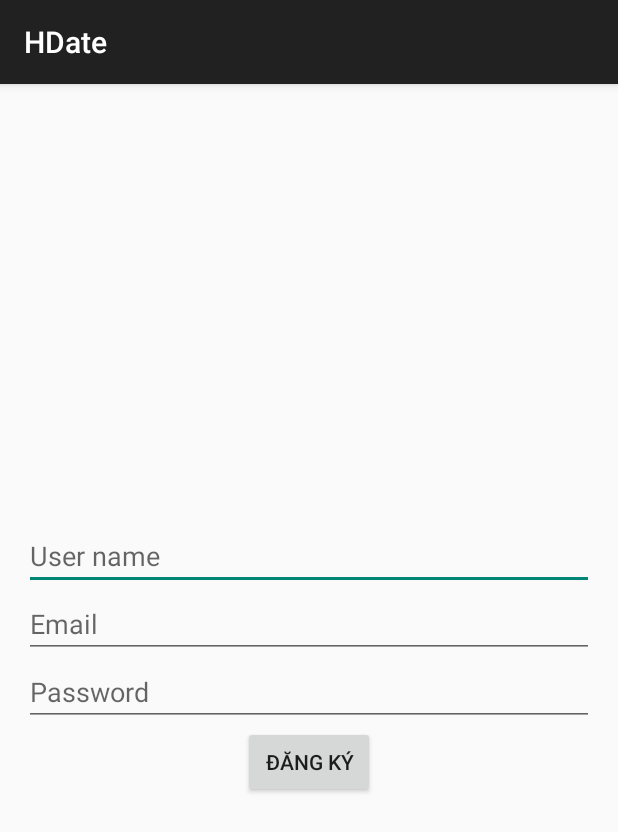
After one commit to Quak3zzz/HDate, an Android app built with Jetpack Compose: the SignupActivity screen opened directly, with no data from a screen before it, on a phone screen of 412 x 824 dp. The commit adds this screen. Shown: the top 832 px of the screen. Run offline under Robolectric (Android 15) with nearby library versions, the phone set to English and light mode, and no system bars; our stand-ins replace Firebase (no records; nobody signed in at launch, a user with empty details on screens opened directly).

Commit message:
lai sua them nua

```diff
--- a/app/build.gradle.kts
+++ b/app/build.gradle.kts
@@ -40,6 +40,7 @@ android {
     }
     buildFeatures {
         compose = true
+        viewBinding = true
     }
     composeOptions {
         kotlinCompilerExtensionVersion = "1.5.1"
--- a/app/src/main/java/com/q/hdate/Cards/CardAdapter.kt
+++ b/app/src/main/java/com/q/hdate/Cards/CardAdapter.kt
@@ -9,17 +9,17 @@ import android.widget.ImageView
 import com.bumptech.glide.Glide
 import com.q.hdate.R
 
-class CardAdapter(context: Context, resourceId: Int, items: List<String>) : ArrayAdapter<String>(context, resourceId, items) {
+class CardAdapter(context: Context, resourceId: Int, items: List<Int>) : ArrayAdapter<Int>(context, resourceId, items) {
     override fun getView(position: Int, convertView: View?, parent: ViewGroup): View {
         var convertView = convertView
-        val imageUrl = getItem(position)
+        val imageResId = getItem(position) // imageResId bây giờ là Int
 
         if (convertView == null) {
             convertView = LayoutInflater.from(context).inflate(R.layout.item, parent, false)
         }
 
         val imageView = convertView!!.findViewById<ImageView>(R.id.ivProfileImage)
-        Glide.with(context).load(imageUrl).into(imageView)
+        imageView.setImageResource(imageResId!!) // Sử dụng imageResId để set ảnh
 
         return convertView
     }
--- /dev/null
+++ b/app/src/main/java/com/q/hdate/SignupActivity.kt
@@ -0,0 +1,60 @@
+package com.q.hdate
+
+import android.content.Intent
+import android.os.Bundle
+import android.widget.Button
+import android.widget.EditText
+import android.widget.Toast
+import androidx.appcompat.app.AppCompatActivity
+import com.google.firebase.auth.FirebaseAuth
+import com.google.firebase.database.FirebaseDatabase
+
+class SignupActivity : AppCompatActivity() {
+
+    private lateinit var auth: FirebaseAuth
+    private lateinit var database: FirebaseDatabase
+
+    override fun onCreate(savedInstanceState: Bundle?) {
+        super.onCreate(savedInstanceState)
+        setContentView(R.layout.activity_signup)
+
+        auth = FirebaseAuth.getInstance()
+        database = FirebaseDatabase.getInstance()
+
+        val editTextEmail = findViewById<EditText>(R.id.editTextEmail)
+        val editTextPassword = findViewById<EditText>(R.id.editTextPassword)
+        val editTextName = findViewById<EditText>(R.id.editTextName)
+        val buttonSignup = findViewById<Button>(R.id.buttonSignup)
+
+        buttonSignup.setOnClickListener {
+            val email = editTextEmail.text.toString()
+            val password = editTextPassword.text.toString()
+            val name = editTextName.text.toString()
+
+            if (email.isNotEmpty() && password.isNotEmpty() && name.isNotEmpty()) {
+                auth.createUserWithEmailAndPassword(email, password)
+                    .addOnCompleteListener(this) { task ->
+                        if (task.isSuccessful) {
+                            // Đăng ký thành công, lưu thông tin người dùng vào Realtime Database
+                            val user = User(auth.currentUser!!.uid, name, "", 0)
+                            database.reference.child("users").child(user.uid).setValue(user)
+
+                            // Chuyển đến MainActivity
+                            val intent = Intent(this, MainActivity::class.java)
+                            startActivity(intent)
+                            finish() // Đóng SignupActivity
+                        } else {
+                            // Đăng ký thất bại
+                            Toast.makeText(
+                                this,
+                                "Đăng ký thất bại: ${task.exception?.message}",
+                                Toast.LENGTH_SHORT
+                            ).show()
+                        }
+                    }
+            } else {
+                Toast.makeText(this, "Vui lòng nhập đầy đủ thông tin", Toast.LENGTH_SHORT).show()
+            }
+        }
+    }
+}
--- a/app/src/main/res/layout/activity_main.xml
+++ b/app/src/main/res/layout/activity_main.xml
@@ -1,4 +1,3 @@
-<?xml version="1.0" encoding="utf-8"?>
 <?xml version="1.0" encoding="utf-8"?>
 <RelativeLayout xmlns:android="http://schemas.android.com/apk/res/android"
     android:layout_width="match_parent"
--- /dev/null
+++ b/app/src/main/res/layout/activity_signup.xml
@@ -0,0 +1,37 @@
+<?xml version="1.0" encoding="utf-8"?>
+<LinearLayout xmlns:android="http://schemas.android.com/apk/res/android"
+    android:layout_width="match_parent"
+    android:layout_height="match_parent"
+    android:orientation="vertical"
+    android:padding="16dp"
+    android:gravity="center">
+
+    <EditText
+        android:id="@+id/editTextName"
+        android:layout_width="match_parent"
+        android:layout_height="wrap_content"
+        android:hint="User name"
+        android:inputType="textPersonName" />
+
+    <EditText
+        android:id="@+id/editTextEmail"
+        android:layout_width="match_parent"
+        android:layout_height="wrap_content"
+        android:hint="Email"
+        android:inputType="textEmailAddress" />
+
+    <EditText
+        android:id="@+id/editTextPassword"
+        android:layout_width="match_parent"
+        android:layout_height="wrap_content"
+        android:hint="Password"
+        android:inputType="textPassword" />
+
+
+    <Button
+        android:id="@+id/buttonSignup"
+        android:layout_width="wrap_content"
+        android:layout_height="wrap_content"
+        android:text="Đăng ký" />
+
+</LinearLayout>
```
Also changed, not shown: app/src/main/AndroidManifest.xml (+7 -3 lines), app/src/main/java/com/q/hdate/ChoiceActivity.kt (added, +28 -0 lines), app/src/main/java/com/q/hdate/LoginActivity.kt (added, +47 -0 lines), app/src/main/java/com/q/hdate/MainActivity.kt (+8 -12 lines), app/src/main/java/com/q/hdate/User.kt (+4 -4 lines), app/src/main/res/layout/activity_choice.xml (added, +20 -0 lines), app/src/main/res/layout/activity_login.xml (added, +36 -0 lines), gradle.properties (line endings or trailing spaces).
